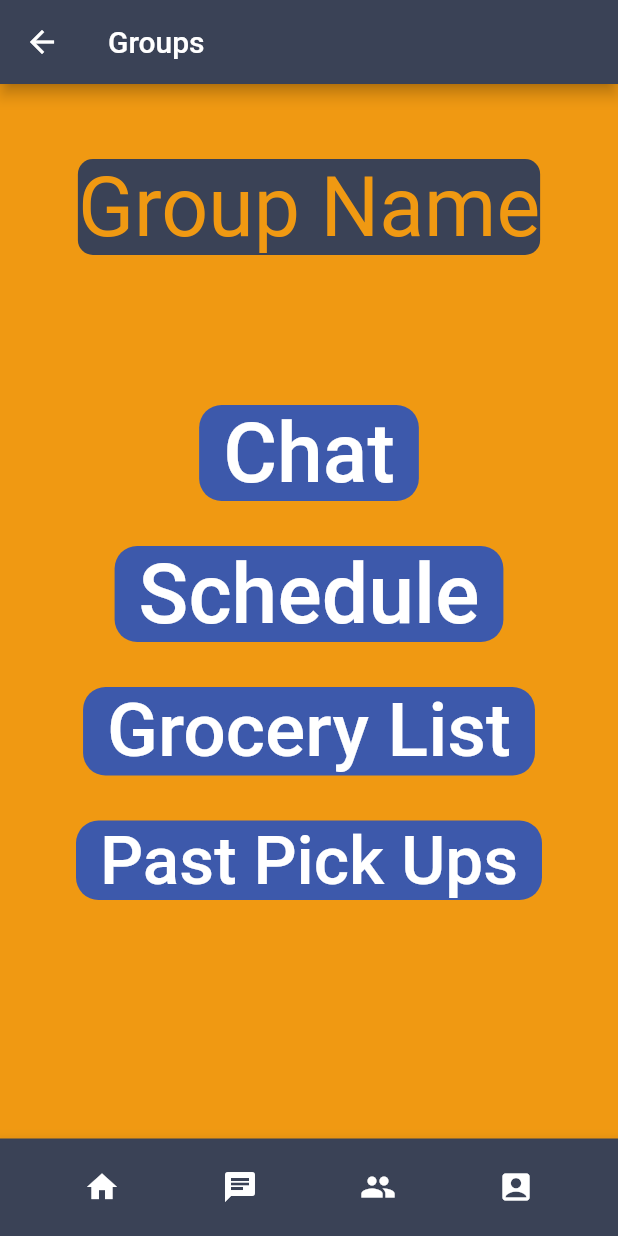
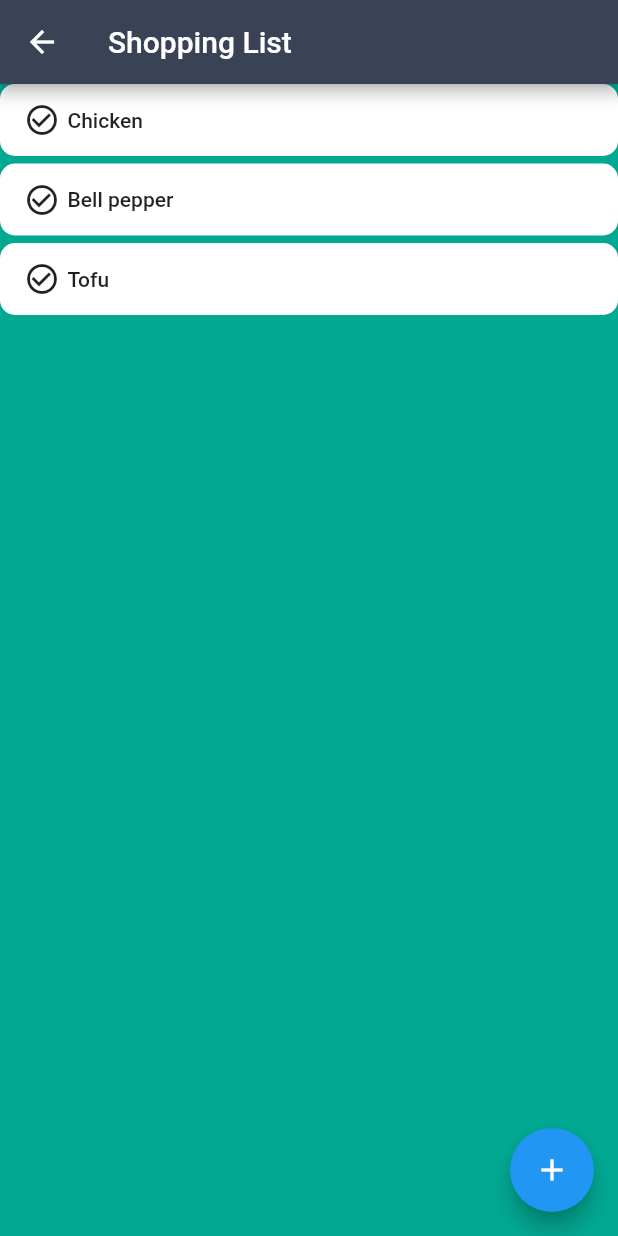
Before and after one commit to Saaketh-J/community_cart, a Flutter app: the GroupInfoPage screen opened directly, after a tap on "Grocery List", on a phone screen of 412 x 824 dp. Run offline on Flutter 3.47's test engine with Material 2 defaults, Android fonts, the phone set to English and light mode, and no system bars; our stand-ins replace firebase_database, google_maps_flutter, table_calendar; accounts and stored records are empty.

Commit message:
Added GroceryList

```diff
--- /dev/null
+++ b/lib/AppScreens/groceryList.dart
@@ -0,0 +1,69 @@
+import 'package:flutter/cupertino.dart';
+import 'package:flutter/material.dart';
+
+class GroceryList extends StatelessWidget {
+
+  List<String> list = ["Chicken", "Bell pepper", "Tofu"];
+  List<Widget> shoppingList;
+  @override
+  Widget build(BuildContext context) {
+    // TODO: implement build
+    shoppingList = List.generate((list.length), (index) {
+      return ListItems(list[index]);
+    });
+    return Scaffold(
+        backgroundColor: Color.fromRGBO(3, 168, 147, 1.0),
+        appBar: AppBar(
+          title: Text("Shopping List"),
+          backgroundColor: Color.fromRGBO(58, 66, 86, 1.0),
+        ),
+        body: ListView.builder(
+        itemCount: shoppingList.length,
+        itemBuilder: (context, index){
+          return Container(
+            child: shoppingList[index],
+          );
+        }),
+      floatingActionButton: FloatingActionButton(
+        child: Icon(Icons.add),
+      ),
+    );
+  }
+}
+
+class ListItems extends StatelessWidget {
+  var iconStyle = Icons.check_circle_outline;
+  var item;
+
+  ListItems(this.item);
+
+  @override
+  Widget build(BuildContext context) {
+    // TODO: implement build
+    return Container(
+        margin: EdgeInsets.only(bottom: 5.0),
+        decoration: BoxDecoration(
+          color: Colors.white,
+          borderRadius: BorderRadius.circular(10.0),
+        ),
+        child: FlatButton(
+            child: Row(
+              children: <Widget>[
+                Icon(iconStyle),
+                Container(padding: EdgeInsets.only(left: 5.0)),
+                Text(item),
+              ],
+            ),
+            onPressed: () {
+              iconStyle = iconStyle == Icons.check_circle_outline
+                  ? Icons.check_circle
+                  : Icons.check_circle_outline;
+              return FlatButton(
+                  child: Row(children: <Widget>[
+                Icon(iconStyle),
+                Container(padding: EdgeInsets.only(left: 5.0)),
+                Text(item),
+              ]));
+            }));
+  }
+}
--- a/lib/AppScreens/groupInfo.dart
+++ b/lib/AppScreens/groupInfo.dart
@@ -3,6 +3,7 @@ import 'package:flutter/cupertino.dart';
 import 'package:flutter/material.dart';
 import 'package:flutter/painting.dart';
 
+import 'groceryList.dart';
 import 'groupInfo.dart';
 import 'groupMain.dart';
 
@@ -35,7 +36,7 @@ class GroupInfoPage extends StatelessWidget {
         Container(
           padding: EdgeInsets.only(top: 30.0),
         ),
-        textBoxes('Grocery List', GroupInfoPage(), context, 50.0),
+        textBoxes('Grocery List', GroceryList(), context, 50.0),
         Container(
           padding: EdgeInsets.only(top: 30.0),
         ),
--- a/lib/AppScreens/pickupSchedule.dart
+++ b/lib/AppScreens/pickupSchedule.dart
@@ -20,6 +20,7 @@ class ScheduleState extends State<Schedule> {
   @override
   Widget build(BuildContext context) {
     return Scaffold(
+        backgroundColor: Color.fromRGBO(3,168,147,1.0),
         appBar: AppBar(
             title: Text('Schedule'),
             backgroundColor: Color.fromRGBO(58, 66, 86, 1.0)),
@@ -48,6 +49,14 @@ class ScheduleState extends State<Schedule> {
             Align(
               alignment: Alignment.centerLeft,
             child: SingleChildScrollView(
+              child:Container(
+                margin: EdgeInsets.only(left:10.0),
+                decoration: BoxDecoration(
+                  border: Border.all(
+                    color: Colors.black,
+                    width: 2,
+                  )
+                ),
                 child: DataTable(
               columns: [
                 DataColumn(label: Text("Name", style: TextStyle(fontSize: 15))),
@@ -63,7 +72,7 @@ class ScheduleState extends State<Schedule> {
                   DataCell(Text("4/21", style: TextStyle(fontSize: 15)))
                 ]),
               ],
-            )))
+            ))))
           ],
         )));
   }
```
Also changed, not shown: pubspec.lock.
